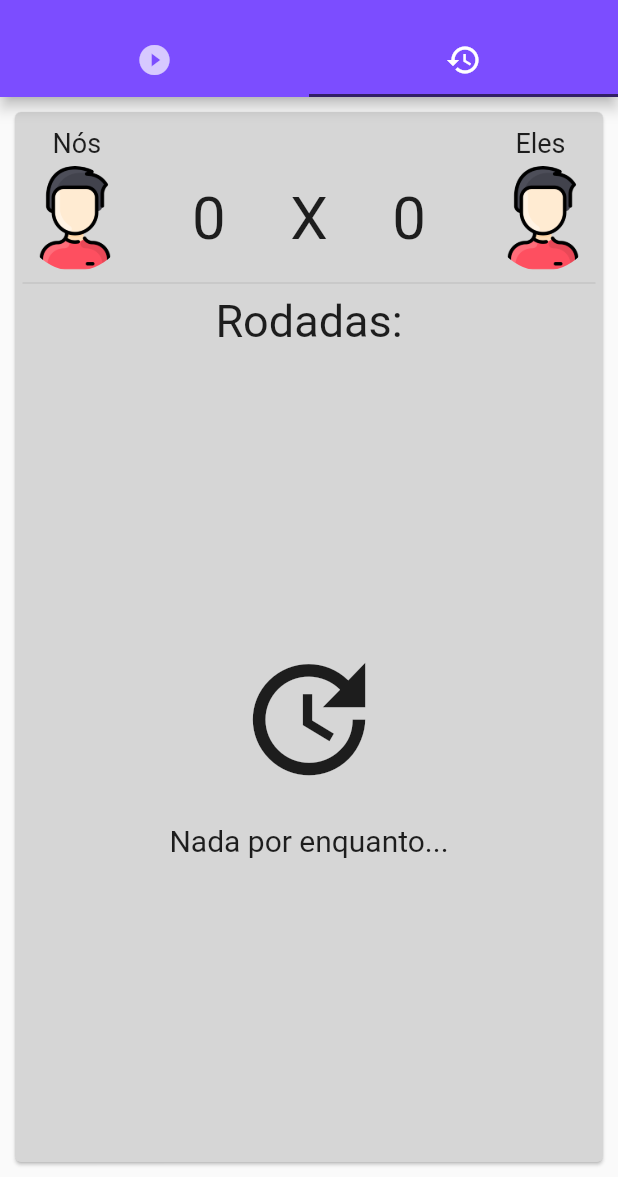
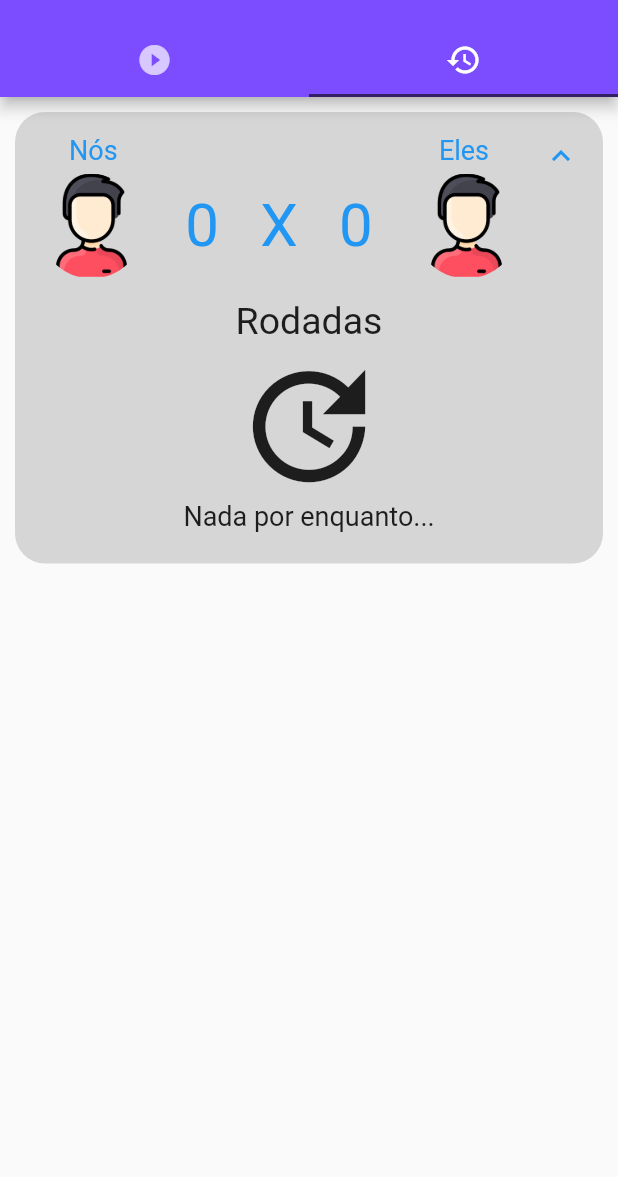
Before and after one commit to MichelHanzenScheeren/marcador_de_truco, a Flutter app: the screen it shows after launch, tab 2 chosen, on a phone screen of 412 x 824 dp, the part 59-1236 px from its top. Run offline on Flutter 3.47's test engine with Material 2 defaults, Android fonts, the phone set to English and light mode, and no system bars; our stand-ins replace flutter_mobx, image_cropper, image_picker, mobx; generated files the repository leaves out were written again.

Commit message:
Adição de um expansionTile para exibição de rodadas.

```diff
--- a/lib/pages/game_page/game.dart
+++ b/lib/pages/game_page/game.dart
@@ -32,9 +32,7 @@ class _GameState extends State<Game> {
           bottom: TabBar(
             indicatorColor: Theme.of(context).hintColor,
             tabs: <Widget>[
-              Tab(
-                icon: Icon(Icons.play_circle_filled),
-              ),
+              Tab(icon: Icon(Icons.play_circle_filled)),
               Tab(icon: Icon(Icons.history)),
             ],
           ),
--- a/lib/pages/game_page/hystory_tab/history_tab.dart
+++ b/lib/pages/game_page/hystory_tab/history_tab.dart
@@ -9,21 +9,32 @@ class HistoryTab extends StatelessWidget {
 
   @override
   Widget build(BuildContext context) {
-    return Card(
+    return ListView(
+      shrinkWrap: true,
+      children: <Widget>[
+        Card(
+          borderOnForeground: false,
+          shape: RoundedRectangleBorder(
+            borderRadius: BorderRadius.circular(20),
+          ),
           margin: EdgeInsets.symmetric(horizontal: 10, vertical: 10),
           color: Colors.grey[350],
-      child: Padding(
-        padding: const EdgeInsets.symmetric(horizontal: 5, vertical: 10),
-        child: Column(
+          elevation: 0,
+          child: Theme(
+            data: Theme.of(context).copyWith(
+              dividerColor: Colors.transparent,
+              accentColor: Colors.black,
+            ),
+            child: ExpansionTile(
+              initiallyExpanded: true,
+              title: GameScore(truco),
               children: <Widget>[
-            GameScore(truco),
-            Divider(),
-            Text("Rodadas:", style: TextStyle(fontSize: 30)),
-            SizedBox(height: 5),
                 GameRounds(truco),
               ],
             ),
           ),
+        ),
+      ],
     );
   }
 }
--- a/lib/pages/game_page/hystory_tab/widgets/game_rounds.dart
+++ b/lib/pages/game_page/hystory_tab/widgets/game_rounds.dart
@@ -10,27 +10,35 @@ class GameRounds extends StatelessWidget {
   @override
   Widget build(BuildContext context) {
     if (truco.rounds.length == 0) {
-      return Expanded(
-        child: Column(
-          mainAxisAlignment: MainAxisAlignment.center,
+      return Column(
+        crossAxisAlignment: CrossAxisAlignment.center,
         children: <Widget>[
+          Text("Rodadas", style: TextStyle(fontSize: 25)),
+          SizedBox(height: 5),
           Icon(Icons.update, size: 100),
-            SizedBox(height: 20),
           Text(
             "Nada por enquanto...",
-              style: TextStyle(fontSize: 20),
+            style: TextStyle(fontSize: 18),
           ),
+          SizedBox(height: 20),
         ],
-        ),
       );
     } else {
-      return Expanded(
-        child: ListView.builder(
+      return Column(
+        crossAxisAlignment: CrossAxisAlignment.center,
+        children: <Widget>[
+          SizedBox(height: 10),
+          Text("Rodadas", style: TextStyle(fontSize: 25)),
+          SizedBox(height: 5),
+          ListView.builder(
+            shrinkWrap: true,
             itemCount: truco.rounds.length,
             itemBuilder: (context, index) {
               return roundLine(truco.rounds[index], index);
             },
           ),
+          SizedBox(height: 10),
+        ],
       );
     }
   }
--- a/lib/pages/game_page/hystory_tab/widgets/game_score.dart
+++ b/lib/pages/game_page/hystory_tab/widgets/game_score.dart
@@ -9,7 +9,9 @@ class GameScore extends StatelessWidget {
 
   @override
   Widget build(BuildContext context) {
-    return Column(
+    return Padding(
+      padding: const EdgeInsets.symmetric(vertical: 10),
+      child: Column(
         children: <Widget>[
           Padding(
             padding: const EdgeInsets.symmetric(horizontal: 20.0),
@@ -36,17 +38,18 @@ class GameScore extends StatelessWidget {
               Text("${truco.player1.points}", style: TextStyle(fontSize: 40)),
               Text("X", style: TextStyle(fontSize: 40)),
               Text("${truco.player2.points}", style: TextStyle(fontSize: 40)),
-            ClipOval(
-              child: Image.asset(
-                truco.player2.image,
-                fit: BoxFit.fill,
+              Observer(builder: (_) {
+                return ImageContainer(
+                  image: truco.player2.image,
+                  type: truco.player2.imageType,
                   width: 70,
                   height: 70,
-              ),
+                );
+              }),
+            ],
           ),
         ],
       ),
-      ],
     );
   }
 }
```
Lines whose indentation alone changed are shown as unchanged.
